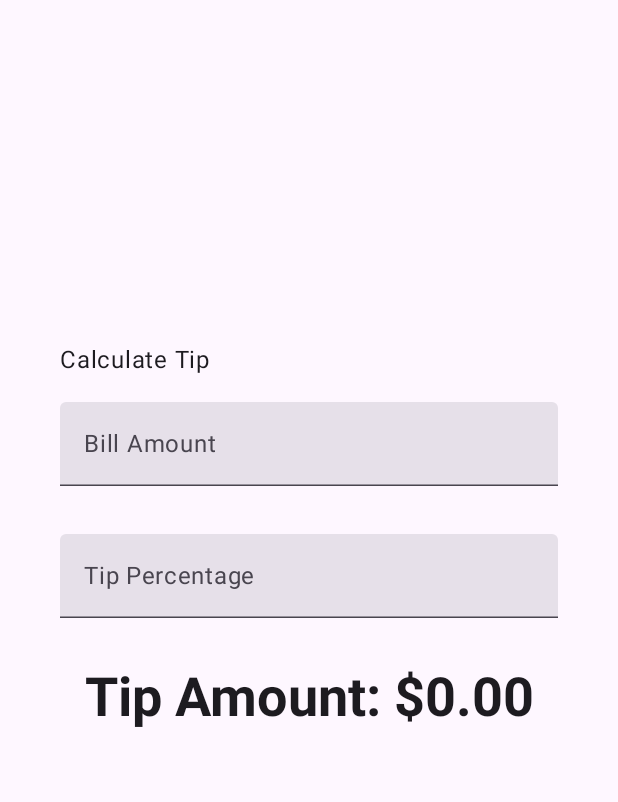
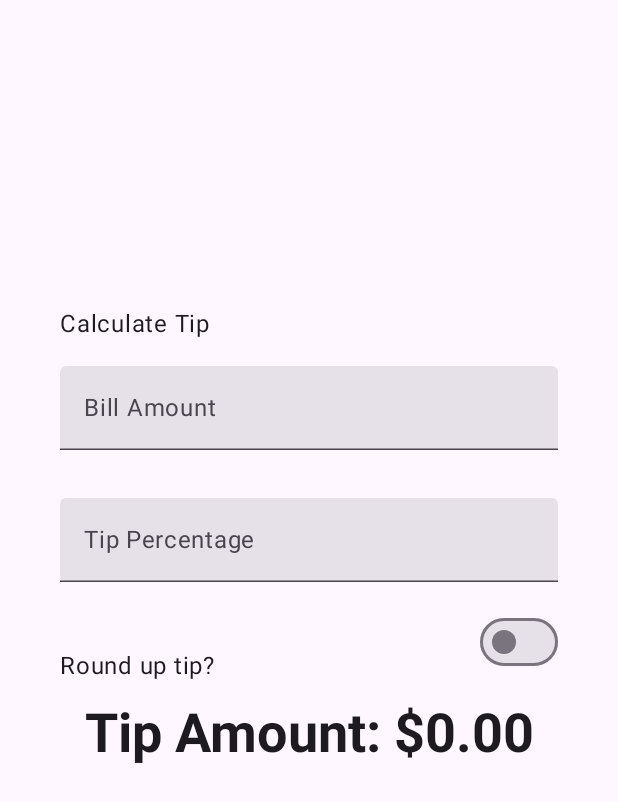
Before and after one commit to simonanger/tip_calculator, an Android app built with Jetpack Compose: the screen it shows after launch (MainActivity), on a phone screen of 412 x 824 dp. Shown: the top 802 px of the screen. Run offline under Robolectric (Android 15) with nearby library versions, the phone set to English and light mode, and no system bars.

Commit message:
can now round up tip using a switch

```diff
--- a/app/src/main/java/com/example/tiptime/MainActivity.kt
+++ b/app/src/main/java/com/example/tiptime/MainActivity.kt
@@ -22,16 +22,20 @@ import androidx.activity.enableEdgeToEdge
 import androidx.annotation.StringRes
 import androidx.compose.foundation.layout.Arrangement
 import androidx.compose.foundation.layout.Column
+import androidx.compose.foundation.layout.Row
 import androidx.compose.foundation.layout.Spacer
 import androidx.compose.foundation.layout.fillMaxSize
 import androidx.compose.foundation.layout.fillMaxWidth
 import androidx.compose.foundation.layout.height
 import androidx.compose.foundation.layout.padding
 import androidx.compose.foundation.layout.safeDrawingPadding
+import androidx.compose.foundation.layout.size
 import androidx.compose.foundation.layout.statusBarsPadding
+import androidx.compose.foundation.layout.wrapContentWidth
 import androidx.compose.foundation.text.KeyboardOptions
 import androidx.compose.material3.MaterialTheme
 import androidx.compose.material3.Surface
+import androidx.compose.material3.Switch
 import androidx.compose.material3.Text
 import androidx.compose.material3.TextField
 import androidx.compose.runtime.Composable
@@ -71,8 +75,9 @@ fun TipTimeLayout() {
     var tipInput by remember { mutableStateOf("") }
     val amount = amountInput.toDoubleOrNull() ?: 0.0
     val tipPercent = tipInput.toDoubleOrNull() ?: 0.0
+    var roundUp by remember { mutableStateOf(false) }
 
-    val tip = calculateTip(amount, tipPercent)
+    val tip = calculateTip(amount, tipPercent, roundUp)
 
     Column(
         modifier = Modifier
@@ -112,6 +117,11 @@ fun TipTimeLayout() {
                 .padding(bottom = 32.dp)
                 .fillMaxWidth()
         )
+        RoundUpTipRow(
+            roundUp = roundUp,
+            onRoundUpChanged = { roundUp = it },
+            modifier = Modifier.padding(bottom = 32.dp)
+        )
         Text(
             text = stringResource(R.string.tip_amount, tip),
             style = MaterialTheme.typography.displaySmall
@@ -140,13 +150,43 @@ fun EditNumberField(
     )
 }
 
+@Composable
+fun RoundUpTipRow(
+    roundUp: Boolean,
+    onRoundUpChanged: (Boolean) -> Unit,
+    modifier: Modifier = Modifier
+) {
+    Row(
+        modifier = Modifier
+        .fillMaxWidth()
+        .size(48.dp),
+        verticalAlignment = Alignment.CenterVertically
+    ) {
+        Text(text = stringResource(R.string.round_up_tip))
+        Switch(
+            modifier = modifier
+                .fillMaxWidth()
+                .wrapContentWidth(Alignment.End),
+            checked = roundUp,
+            onCheckedChange = onRoundUpChanged
+        )
+    }
+}
+
 /**
  * Calculates the tip based on the user input and format the tip amount
  * according to the local currency.
  * Example would be "$10.00".
  */
-private fun calculateTip(amount: Double, tipPercent: Double = 15.0): String {
-    val tip = tipPercent / 100 * amount
+private fun calculateTip(
+    amount: Double,
+    tipPercent: Double = 15.0,
+    roundUp: Boolean
+): String {
+    var tip = tipPercent / 100 * amount
+    if (roundUp) {
+        tip = kotlin.math.ceil(tip)
+    }
     return NumberFormat.getCurrencyInstance().format(tip)
 }
 
```
